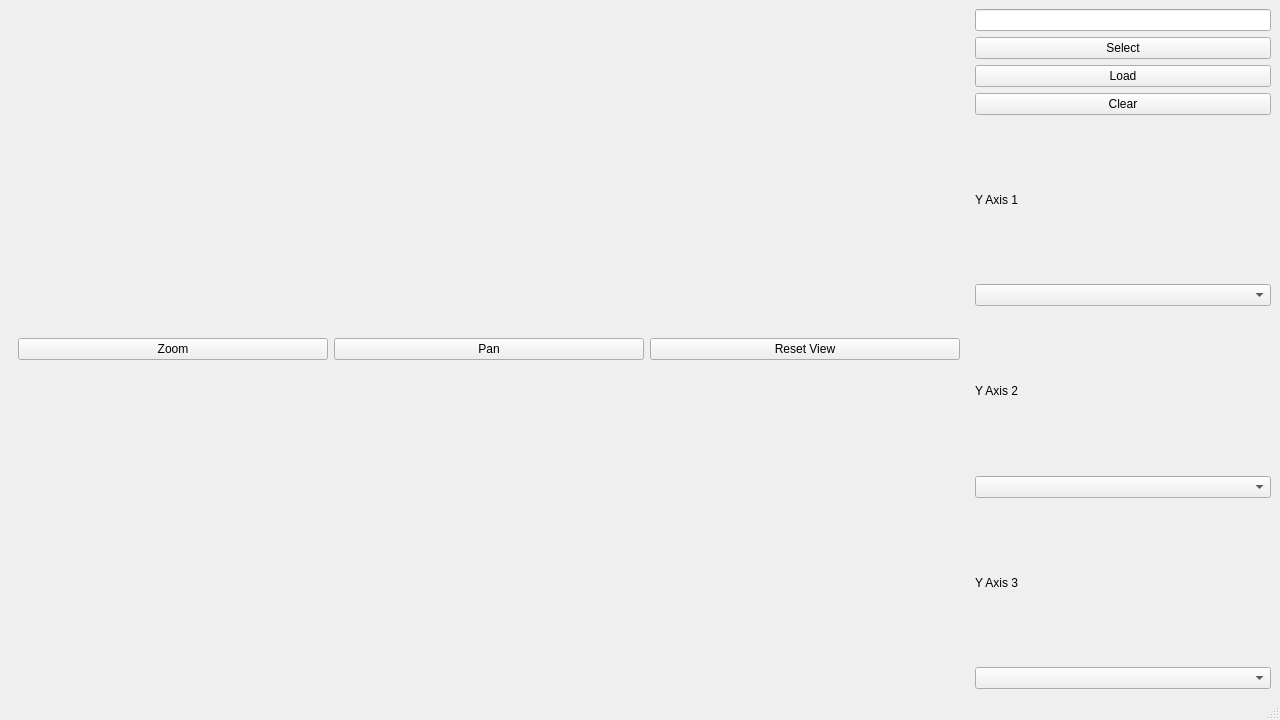
The window that window.ui (LiangJYu/QueueSea) describes before a commit, drawn with Qt 5.
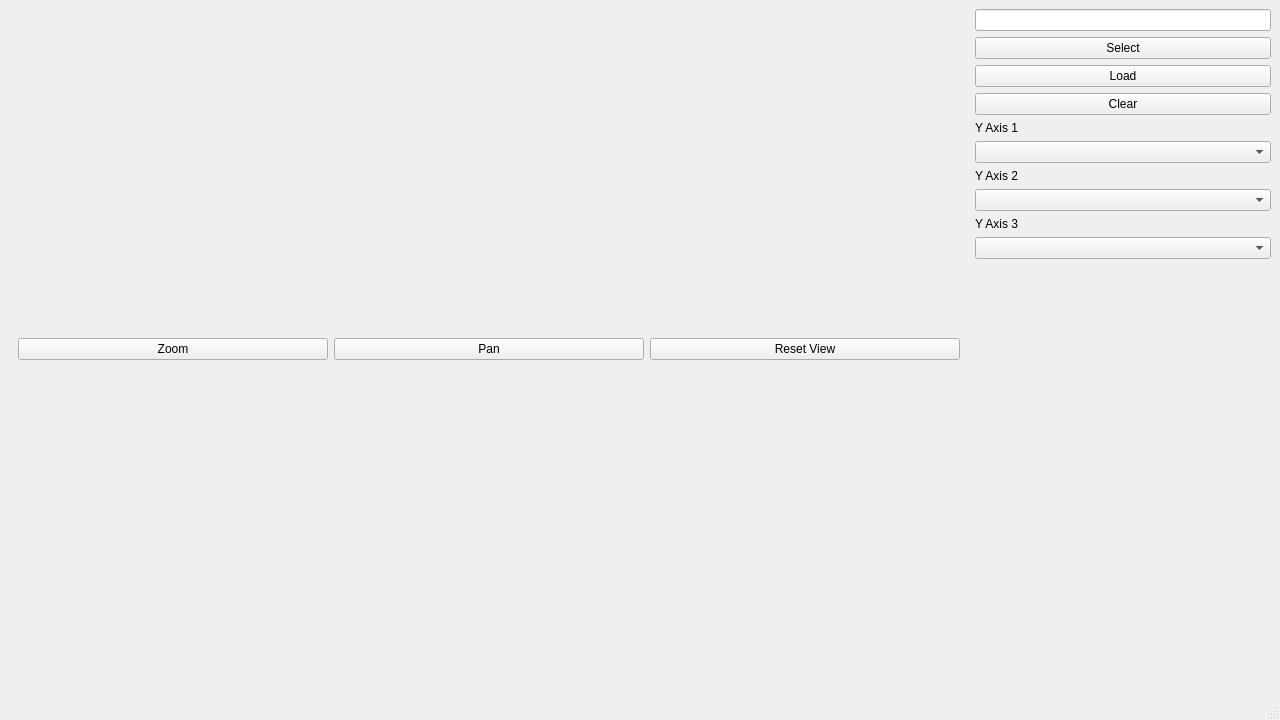
The same window after the commit.

Commit message: added spacer to compress axis selection elements

What changed in the file:
```diff
--- a/window.ui
+++ b/window.ui
@@ -118,6 +118,19 @@
       <item>
        <widget class="QComboBox" name="data_select_comboBox_3"/>
       </item>
+      <item>
+       <spacer name="verticalSpacer">
+        <property name="orientation">
+         <enum>Qt::Vertical</enum>
+        </property>
+        <property name="sizeHint" stdset="0">
+         <size>
+          <width>20</width>
+          <height>40</height>
+         </size>
+        </property>
+       </spacer>
+      </item>
      </layout>
     </item>
    </layout>
```
The commit also changes 1 other file.
